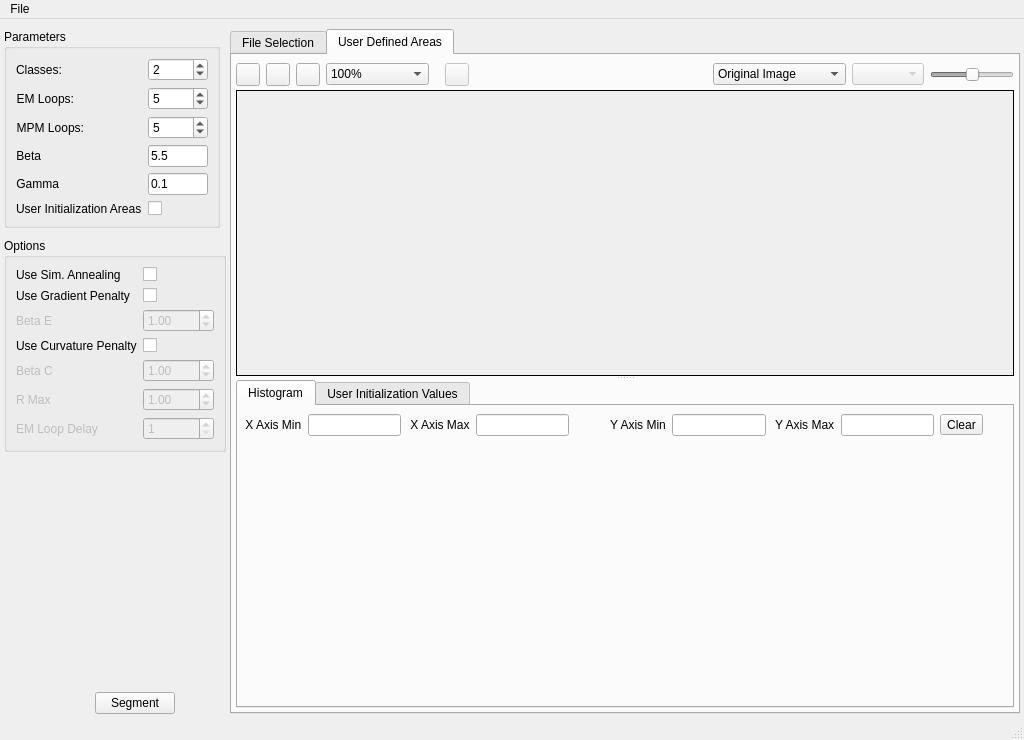
Before: the Qt Designer form Code/EmMpmGui/UI_Files/EmMpmGui.ui in BlueQuartzSoftware/EMMPMWorkbench, drawn with Qt 5.
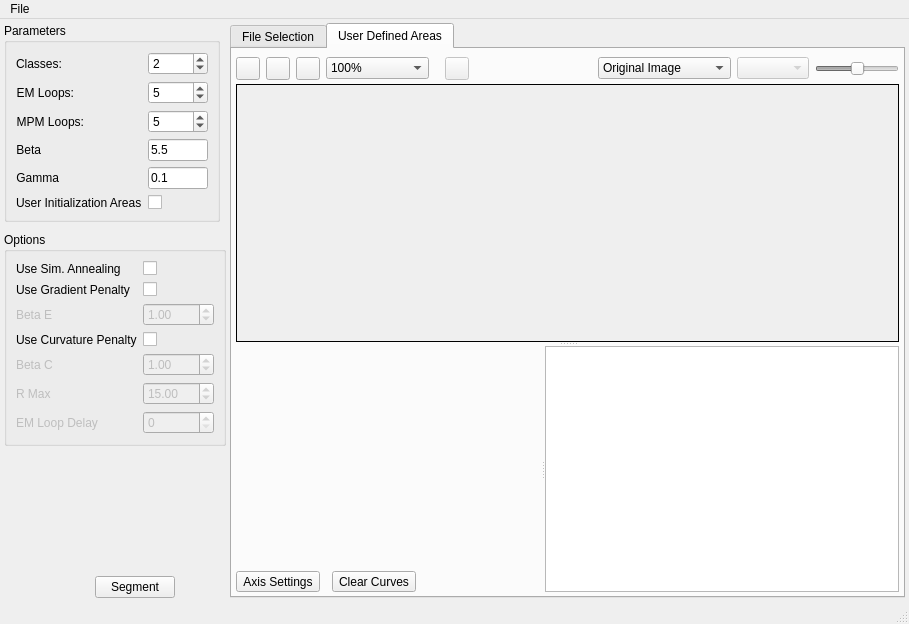
After: the same form once the commit is applied. Icons and pictures are not drawn. Custom widgets are drawn as their Qt base class.

Commit message: Re working the GUI to put the Axis Settings into their own dialog box. Moving from a tabbed view to a split panel for the histogram and user init areas settings.

The edit to the form file:
```diff
--- a/Code/EmMpmGui/UI_Files/EmMpmGui.ui
+++ b/Code/EmMpmGui/UI_Files/EmMpmGui.ui
@@ -6,8 +6,8 @@
    <rect>
     <x>0</x>
     <y>0</y>
-    <width>1024</width>
-    <height>740</height>
+    <width>909</width>
+    <height>624</height>
    </rect>
   </property>
   <property name="sizePolicy">
@@ -30,16 +30,7 @@
     <property name="spacing">
      <number>4</number>
     </property>
-    <property name="leftMargin">
-     <number>4</number>
-    </property>
-    <property name="topMargin">
-     <number>10</number>
-    </property>
-    <property name="rightMargin">
-     <number>4</number>
-    </property>
-    <property name="bottomMargin">
+    <property name="margin">
      <number>4</number>
     </property>
     <item>
@@ -158,7 +149,7 @@
             </size>
            </property>
            <property name="minimum">
-            <number>1</number>
+            <number>0</number>
            </property>
            <property name="maximum">
             <number>32000</number>
@@ -416,7 +407,7 @@
             <bool>false</bool>
            </property>
            <property name="value">
-            <double>1.000000000000000</double>
+            <double>15.000000000000000</double>
            </property>
           </widget>
          </item>
@@ -446,7 +437,7 @@
             <bool>false</bool>
            </property>
            <property name="minimum">
-            <number>1</number>
+            <number>0</number>
            </property>
           </widget>
          </item>
@@ -1099,6 +1090,12 @@
               <property name="enabled">
                <bool>false</bool>
               </property>
+              <property name="minimumSize">
+               <size>
+                <width>25</width>
+                <height>0</height>
+               </size>
+              </property>
               <property name="maximum">
                <number>255</number>
               </property>
@@ -1115,7 +1112,7 @@
          </layout>
         </item>
         <item>
-         <widget class="QSplitter" name="splitter">
+         <widget class="QSplitter" name="splitter_2">
           <property name="orientation">
            <enum>Qt::Vertical</enum>
           </property>
@@ -1141,7 +1138,7 @@
            <property name="midLineWidth">
             <number>1</number>
            </property>
-           <layout class="QHBoxLayout" name="horizontalLayout_4">
+           <layout class="QVBoxLayout" name="verticalLayout_4">
             <property name="spacing">
              <number>0</number>
             </property>
@@ -1186,201 +1183,100 @@
             </item>
            </layout>
           </widget>
-          <widget class="QTabWidget" name="tabWidget_2">
+          <widget class="QSplitter" name="splitter">
+           <property name="frameShape">
+            <enum>QFrame::NoFrame</enum>
+           </property>
+           <property name="lineWidth">
+            <number>1</number>
+           </property>
+           <property name="orientation">
+            <enum>Qt::Horizontal</enum>
+           </property>
+           <property name="opaqueResize">
+            <bool>true</bool>
+           </property>
+           <property name="handleWidth">
+            <number>4</number>
+           </property>
+           <property name="childrenCollapsible">
+            <bool>true</bool>
+           </property>
+           <widget class="QWidget" name="widget" native="true">
+            <layout class="QGridLayout" name="gridLayout_2">
+             <property name="horizontalSpacing">
+              <number>0</number>
+             </property>
+             <property name="verticalSpacing">
+              <number>6</number>
+             </property>
+             <property name="margin">
+              <number>0</number>
+             </property>
+             <item row="2" column="3" colspan="7">
+              <widget class="QwtPlot" name="m_HistogramPlot">
            <property name="sizePolicy">
-            <sizepolicy hsizetype="Expanding" vsizetype="Expanding">
+                <sizepolicy hsizetype="Minimum" vsizetype="Minimum">
              <horstretch>0</horstretch>
              <verstretch>0</verstretch>
             </sizepolicy>
            </property>
-           <property name="tabPosition">
-            <enum>QTabWidget::North</enum>
-           </property>
-           <property name="tabShape">
-            <enum>QTabWidget::Rounded</enum>
-           </property>
-           <property name="currentIndex">
-            <number>0</number>
-           </property>
-           <property name="usesScrollButtons">
-            <bool>false</bool>
-           </property>
-           <property name="documentMode">
-            <bool>false</bool>
-           </property>
-           <property name="movable">
-            <bool>false</bool>
-           </property>
-           <widget class="QWidget" name="tab">
-            <attribute name="title">
-             <string>Histogram</string>
-            </attribute>
-            <layout class="QVBoxLayout" name="verticalLayout_6">
-             <property name="spacing">
-              <number>6</number>
-             </property>
-             <property name="leftMargin">
-              <number>4</number>
-             </property>
-             <property name="topMargin">
-              <number>8</number>
-             </property>
-             <property name="rightMargin">
-              <number>4</number>
-             </property>
-             <property name="bottomMargin">
-              <number>4</number>
-             </property>
-             <item>
-              <layout class="QHBoxLayout" name="horizontalLayout_8">
-               <property name="sizeConstraint">
-                <enum>QLayout::SetMinimumSize</enum>
-               </property>
-               <item>
-                <widget class="QLabel" name="label_24">
-                 <property name="text">
-                  <string> X Axis Min</string>
-                 </property>
-                </widget>
-               </item>
-               <item>
-                <widget class="QLineEdit" name="xAxisMin">
-                 <property name="maximumSize">
+               <property name="minimumSize">
                   <size>
-                   <width>16777215</width>
-                   <height>16777215</height>
-                  </size>
-                 </property>
-                </widget>
-               </item>
-               <item>
-                <widget class="QLabel" name="label_25">
-                 <property name="text">
-                  <string> X Axis Max</string>
+                 <width>0</width>
+                 <height>0</height>
+                </size>
+               </property>
+               <property name="contextMenuPolicy">
+                <enum>Qt::CustomContextMenu</enum>
                  </property>
                 </widget>
                </item>
-               <item>
-                <widget class="QLineEdit" name="xAxisMax">
-                 <property name="maximumSize">
-                  <size>
-                   <width>16777215</width>
-                   <height>16777215</height>
-                  </size>
-                 </property>
-                </widget>
-               </item>
-               <item>
+             <item row="3" column="7">
                 <spacer name="horizontalSpacer_4">
                  <property name="orientation">
                   <enum>Qt::Horizontal</enum>
                  </property>
-                 <property name="sizeType">
-                  <enum>QSizePolicy::Fixed</enum>
-                 </property>
                  <property name="sizeHint" stdset="0">
                   <size>
-                   <width>32</width>
+                 <width>40</width>
                    <height>20</height>
                   </size>
                  </property>
                 </spacer>
                </item>
-               <item>
-                <widget class="QLabel" name="label_26">
+             <item row="3" column="4">
+              <widget class="QToolButton" name="axisSettingsBtn">
                  <property name="text">
-                  <string> Y Axis Min</string>
+                <string>Axis Settings</string>
                  </property>
                 </widget>
                </item>
-               <item>
-                <widget class="QLineEdit" name="yAxisMin">
-                 <property name="maximumSize">
-                  <size>
-                   <width>16777215</width>
-                   <height>16777215</height>
-                  </size>
-                 </property>
-                </widget>
-               </item>
-               <item>
-                <widget class="QLabel" name="label_27">
-                 <property name="text">
-                  <string> Y Axis Max</string>
-                 </property>
-                </widget>
-               </item>
-               <item>
-                <widget class="QLineEdit" name="yAxisMax">
-                 <property name="maximumSize">
-                  <size>
-                   <width>16777215</width>
-                   <height>16777215</height>
-                  </size>
-                 </property>
-                </widget>
-               </item>
-               <item>
+             <item row="3" column="6">
                 <widget class="QToolButton" name="clearTempHistograms">
                  <property name="text">
-                  <string>Clear</string>
+                <string>Clear Curves</string>
                  </property>
                 </widget>
                </item>
-               <item>
+             <item row="3" column="5">
                 <spacer name="horizontalSpacer_7">
                  <property name="orientation">
                   <enum>Qt::Horizontal</enum>
                  </property>
+               <property name="sizeType">
+                <enum>QSizePolicy::Fixed</enum>
+               </property>
                  <property name="sizeHint" stdset="0">
                   <size>
-                   <width>40</width>
+                 <width>12</width>
                    <height>20</height>
                   </size>
                  </property>
                 </spacer>
                </item>
               </layout>
-             </item>
-             <item>
-              <widget class="QwtPlot" name="m_HistogramPlot">
-               <property name="sizePolicy">
-                <sizepolicy hsizetype="Preferred" vsizetype="Preferred">
-                 <horstretch>0</horstretch>
-                 <verstretch>0</verstretch>
-                </sizepolicy>
-               </property>
-               <property name="minimumSize">
-                <size>
-                 <width>0</width>
-                 <height>0</height>
-                </size>
-               </property>
-              </widget>
-             </item>
-            </layout>
-           </widget>
-           <widget class="QWidget" name="userInitTab">
-            <attribute name="title">
-             <string>User Initialization Values</string>
-            </attribute>
-            <layout class="QVBoxLayout" name="verticalLayout_4">
-             <property name="spacing">
-              <number>6</number>
-             </property>
-             <property name="leftMargin">
-              <number>4</number>
-             </property>
-             <property name="topMargin">
-              <number>6</number>
-             </property>
-             <property name="rightMargin">
-              <number>4</number>
-             </property>
-             <property name="bottomMargin">
-              <number>4</number>
-             </property>
-             <item>
+           </widget>
               <widget class="QTableView" name="m_UserInitTable">
                <property name="sizePolicy">
                 <sizepolicy hsizetype="Preferred" vsizetype="Preferred">
@@ -1410,9 +1306,6 @@
                 <bool>false</bool>
                </attribute>
               </widget>
-             </item>
-            </layout>
-           </widget>
           </widget>
          </widget>
         </item>
@@ -1427,7 +1320,7 @@
     <rect>
      <x>0</x>
      <y>0</y>
-     <width>1024</width>
+     <width>909</width>
      <height>22</height>
     </rect>
    </property>
```
Left out of the diff: 33 changed lines with no effect on the pictures. Lines whose indentation alone changed are shown as unchanged. The commit also changes 6 other files.
